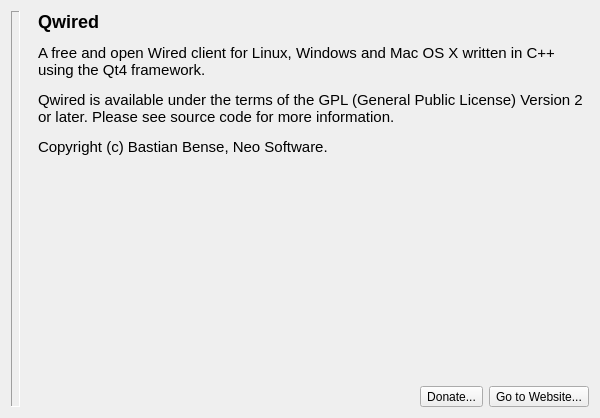
Qt form qw_client/QwcAboutWidget.ui (pcjpnet/qwired-suite) before a commit.
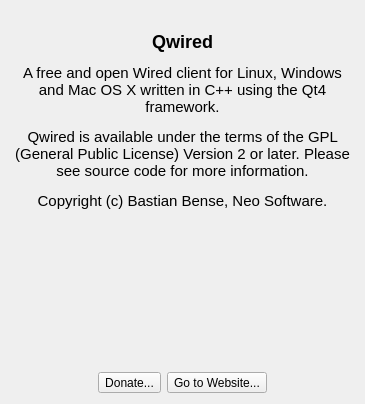
The same form after that commit. Icons and pictures are not drawn.

Diff of the .ui file:
```diff
--- a/qw_client/QwcAboutWidget.ui
+++ b/qw_client/QwcAboutWidget.ui
@@ -6,43 +6,32 @@
    <rect>
     <x>0</x>
     <y>0</y>
-    <width>600</width>
-    <height>418</height>
+    <width>365</width>
+    <height>404</height>
    </rect>
   </property>
   <property name="windowTitle">
    <string>About Qwired</string>
   </property>
-  <layout class="QGridLayout" name="gridLayout">
-   <item row="0" column="0" rowspan="3">
+  <property name="windowIcon">
+   <iconset resource="application.qrc">
+    <normaloff>:/icons/qwired_logo_18.png</normaloff>:/icons/qwired_logo_18.png</iconset>
+  </property>
+  <layout class="QVBoxLayout" name="verticalLayout">
+   <item>
     <widget class="QLabel" name="label">
-     <property name="sizePolicy">
-      <sizepolicy hsizetype="Fixed" vsizetype="Fixed">
-       <horstretch>0</horstretch>
-       <verstretch>0</verstretch>
-      </sizepolicy>
-     </property>
-     <property name="maximumSize">
-      <size>
-       <width>200</width>
-       <height>400</height>
-      </size>
-     </property>
-     <property name="frameShape">
-      <enum>QFrame::Panel</enum>
-     </property>
-     <property name="frameShadow">
-      <enum>QFrame::Sunken</enum>
+     <property name="text">
+      <string/>
      </property>
      <property name="pixmap">
       <pixmap resource="application.qrc">:/icons/about_sidebar.png</pixmap>
      </property>
-     <property name="scaledContents">
-      <bool>true</bool>
+     <property name="alignment">
+      <set>Qt::AlignCenter</set>
      </property>
     </widget>
    </item>
-   <item row="0" column="2">
+   <item>
     <widget class="QLabel" name="label_2">
      <property name="sizePolicy">
       <sizepolicy hsizetype="Preferred" vsizetype="Minimum">
@@ -64,7 +53,7 @@
       <enum>Qt::RichText</enum>
      </property>
      <property name="alignment">
-      <set>Qt::AlignLeading|Qt::AlignLeft|Qt::AlignTop</set>
+      <set>Qt::AlignHCenter|Qt::AlignTop</set>
      </property>
      <property name="wordWrap">
       <bool>true</bool>
@@ -74,7 +63,7 @@
      </property>
     </widget>
    </item>
-   <item row="1" column="2">
+   <item>
     <spacer name="verticalSpacer">
      <property name="orientation">
       <enum>Qt::Vertical</enum>
@@ -87,7 +76,7 @@
      </property>
     </spacer>
    </item>
-   <item row="2" column="2">
+   <item>
     <layout class="QHBoxLayout" name="horizontalLayout">
      <item>
       <spacer name="horizontalSpacer">
@@ -96,7 +85,7 @@
        </property>
        <property name="sizeHint" stdset="0">
         <size>
-         <width>40</width>
+         <width>12</width>
          <height>20</height>
         </size>
        </property>
@@ -116,23 +105,20 @@
        </property>
       </widget>
      </item>
-    </layout>
-   </item>
-   <item row="0" column="1">
+     <item>
     <spacer name="horizontalSpacer_2">
      <property name="orientation">
       <enum>Qt::Horizontal</enum>
      </property>
-     <property name="sizeType">
-      <enum>QSizePolicy::Fixed</enum>
-     </property>
      <property name="sizeHint" stdset="0">
       <size>
-       <width>12</width>
+         <width>40</width>
        <height>20</height>
       </size>
      </property>
     </spacer>
+     </item>
+    </layout>
    </item>
   </layout>
  </widget>
```
Left out of the diff: 2 changed lines with no effect on the pictures. Lines whose indentation alone changed are shown as unchanged.
